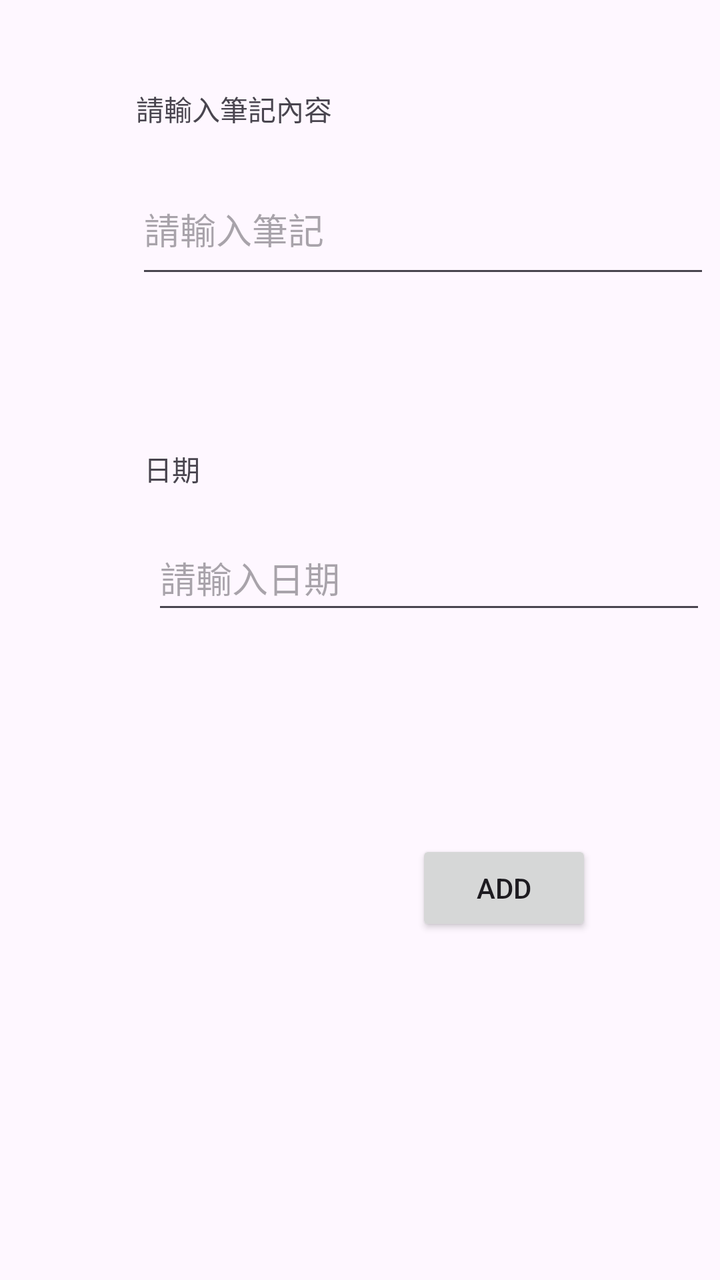
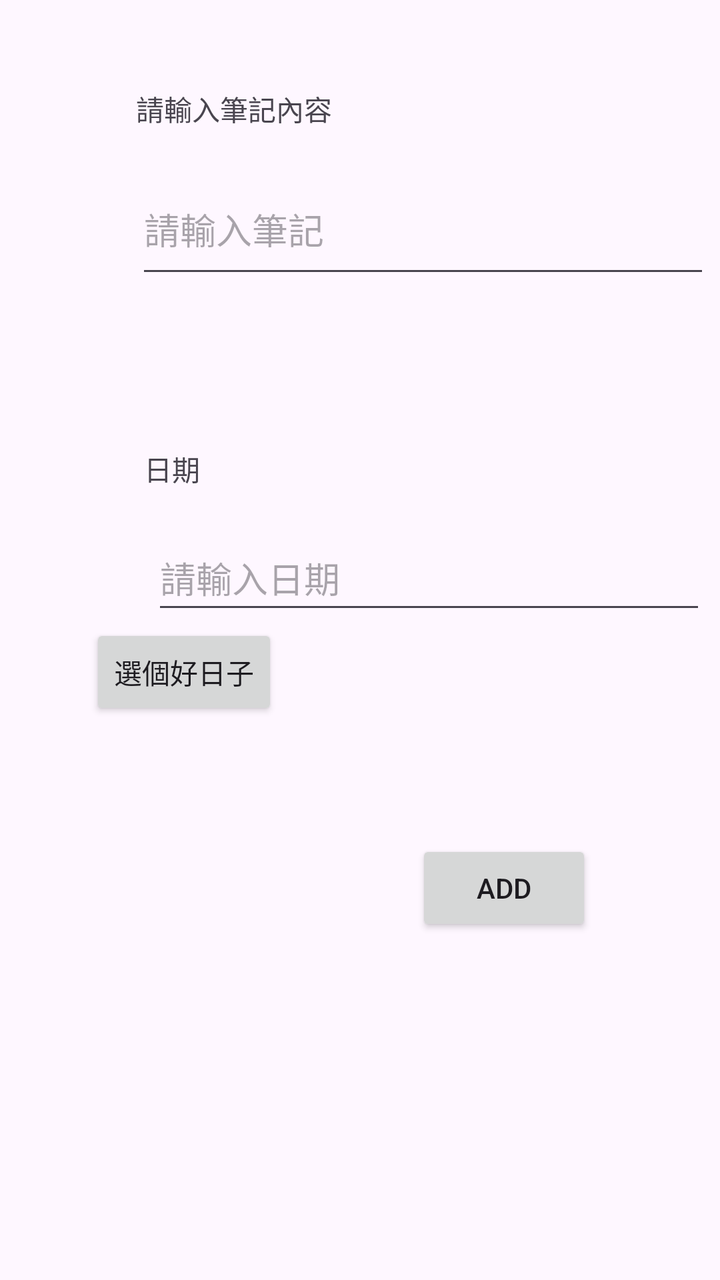

Compare the two renders of this Android layout. The source of the first and the diff that turns it into the second are given below.
<!-- AndroidManifest.xml: application theme Theme.ChapterEight -->
<!-- res/layout/activity_sec.xml -->
<?xml version="1.0" encoding="utf-8"?>
<androidx.constraintlayout.widget.ConstraintLayout xmlns:android="http://schemas.android.com/apk/res/android"
    xmlns:app="http://schemas.android.com/apk/res-auto"
    xmlns:tools="http://schemas.android.com/tools"
    android:id="@+id/main"
    android:layout_width="match_parent"
    android:layout_height="match_parent"
    tools:context=".SecActivity">

    <androidx.constraintlayout.widget.ConstraintLayout
        android:layout_width="match_parent"
        android:layout_height="match_parent"
        app:layout_constraintStart_toStartOf="parent"
        app:layout_constraintTop_toTopOf="parent">

        <Button
            android:id="@+id/btnSend"
            android:layout_width="wrap_content"
            android:layout_height="wrap_content"
            android:layout_marginTop="108dp"
            android:layout_marginEnd="64dp"
            android:text="Add"
            app:layout_constraintEnd_toEndOf="parent"
            app:layout_constraintTop_toBottomOf="@+id/edPhone" />

        <TextView
            android:id="@+id/textView"
            android:layout_width="165dp"
            android:layout_height="38dp"
            android:layout_marginStart="68dp"
            android:layout_marginTop="44dp"
            android:text="請輸入筆記內容"
            app:layout_constraintStart_toStartOf="parent"
            app:layout_constraintTop_toTopOf="parent" />

        <TextView
            android:id="@+id/textView2"
            android:layout_width="70dp"
            android:layout_height="35dp"
            android:layout_marginStart="4dp"
            android:layout_marginTop="80dp"
            android:text="日期"
            app:layout_constraintStart_toStartOf="@+id/edName"
            app:layout_constraintTop_toBottomOf="@+id/edName" />

        <EditText
            android:id="@+id/edPhone"
            android:layout_width="277dp"
            android:layout_height="49dp"
            android:layout_marginStart="4dp"
            android:layout_marginTop="4dp"
            android:ems="10"
            android:inputType="text"
            android:hint="請輸入日期"
            app:layout_constraintStart_toStartOf="@+id/textView2"
            app:layout_constraintTop_toBottomOf="@+id/textView2" />

        <EditText
            android:id="@+id/edName"
            android:layout_width="287dp"
            android:layout_height="62dp"
            android:ems="10"
            android:inputType="text"
            android:hint="請輸入筆記"
            app:layout_constraintStart_toStartOf="@+id/textView"
            app:layout_constraintTop_toBottomOf="@+id/textView" />

    </androidx.constraintlayout.widget.ConstraintLayout>
</androidx.constraintlayout.widget.ConstraintLayout>
<!-- resources referenced by this layout -->
<resources>
  <style name="Theme.ChapterEight" parent="Base.Theme.ChapterEight" />
  <style name="Base.Theme.ChapterEight" parent="Theme.Material3.DayNight.NoActionBar">
          
          
      </style>
</resources>

<!-- the commit's change to res/layout/activity_sec.xml (unified diff, before → after) -->
@@ -65,5 +65,15 @@
             app:layout_constraintStart_toStartOf="@+id/textView"
             app:layout_constraintTop_toBottomOf="@+id/textView" />
 
+        <Button
+            android:id="@+id/btnDate"
+            android:layout_width="wrap_content"
+            android:layout_height="wrap_content"
+            android:layout_marginEnd="100dp"
+            android:text="選個好日子"
+            app:layout_constraintEnd_toStartOf="@+id/btnSend"
+            app:layout_constraintStart_toStartOf="@+id/edPhone"
+            app:layout_constraintTop_toBottomOf="@+id/edPhone" />
+
     </androidx.constraintlayout.widget.ConstraintLayout>
 </androidx.constraintlayout.widget.ConstraintLayout>
